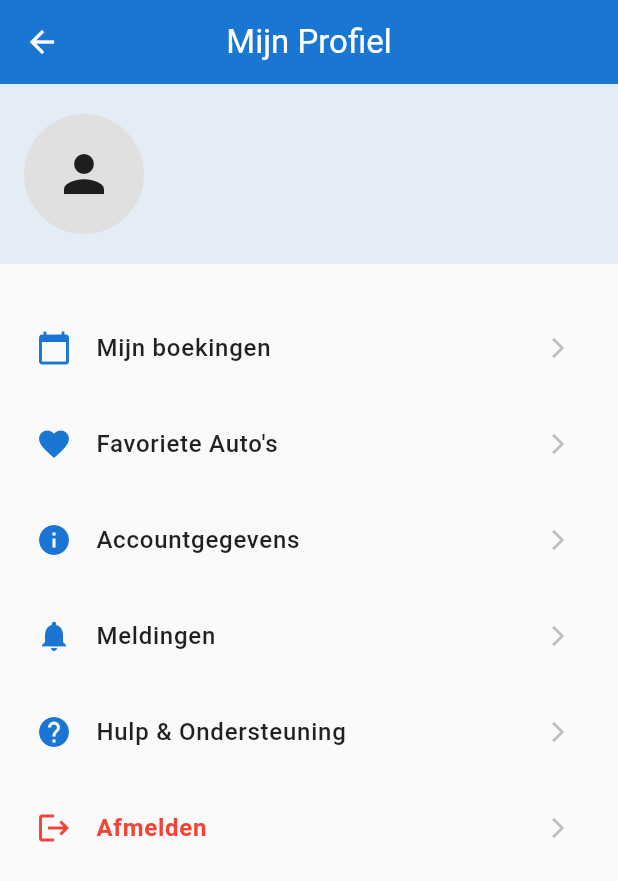
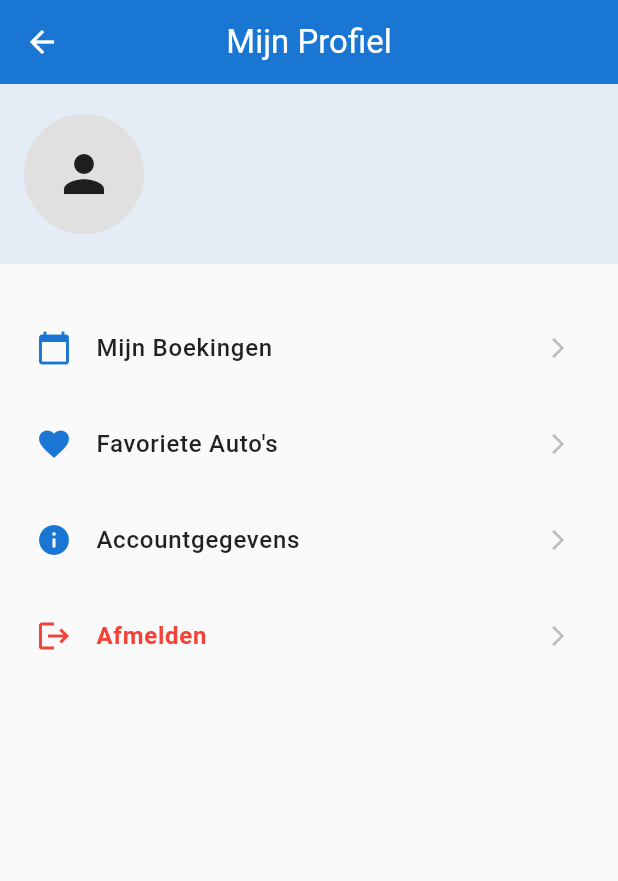
Before and after one commit to ianvrijs/autopaleis, a Flutter app: the Profile screen opened by its route, on a phone screen of 412 x 824 dp. Shown: the top 881 px of the screen. Run offline on Flutter 3.47's test engine with Material 3 defaults, Android fonts, the phone set to English and light mode, and no system bars; our stand-ins replace flutter_dotenv, shared_preferences; missing offline and left inert: flutter_web_auth_2, mailer; accounts and stored records are empty.

Commit message:
Removed help and notifications buttons

```diff
--- a/lib/features/profile/profile.dart
+++ b/lib/features/profile/profile.dart
@@ -22,7 +22,7 @@ class Profile extends StatelessWidget {
             // Main Menu Sections
             _buildMenuSection(
               context,
-              title: 'Mijn boekingen',
+              title: 'Mijn Boekingen',
               icon: Icons.calendar_today,
               onTap: () {
                 Navigator.pushNamed(context, AppConstants.myRentalsRoute);
@@ -42,22 +42,6 @@ class Profile extends StatelessWidget {
               icon: Icons.info,
               onTap: () {
                 Navigator.pushNamed(context, AppConstants.userInfoRoute);
-              },
-            ),
-            _buildMenuSection(
-              context,
-              title: 'Meldingen',
-              icon: Icons.notifications,
-              onTap: () {
-                // Navigate to notifications
-              },
-            ),
-            _buildMenuSection(
-              context,
-              title: 'Hulp & Ondersteuning',
-              icon: Icons.help,
-              onTap: () {
-                // Navigate to help
               },
             ),
             _buildMenuSection(
```
